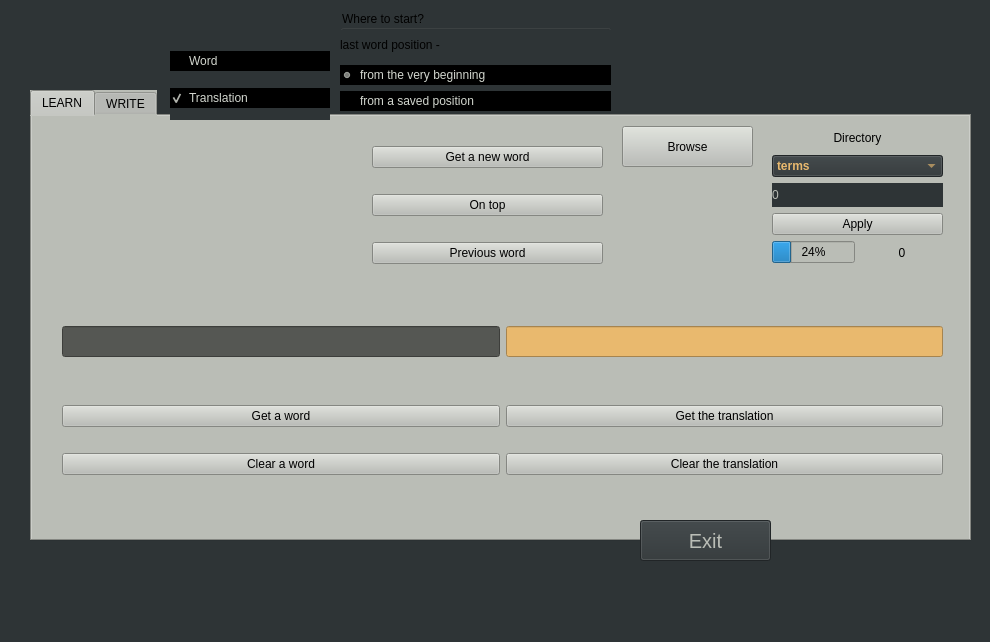
Qt form Interface.ui (MakszCsepes/LangLER) before a commit.
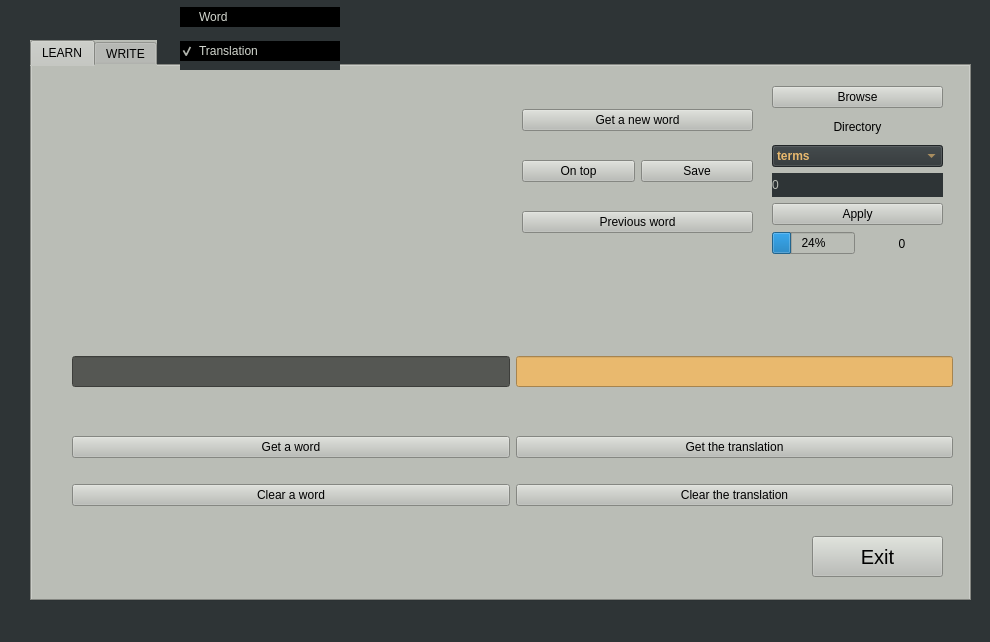
The same form after that commit. Icons and pictures are not drawn.

Commit message: - Dimensions, styling edited

The edit to the form file:
```diff
--- a/Interface.ui
+++ b/Interface.ui
@@ -24,9 +24,9 @@
     <property name="geometry">
      <rect>
       <x>30</x>
-      <y>90</y>
+      <y>40</y>
       <width>941</width>
-      <height>451</height>
+      <height>561</height>
      </rect>
     </property>
     <property name="styleSheet">
@@ -61,8 +61,8 @@
      <widget class="QWidget" name="horizontalLayoutWidget_2">
       <property name="geometry">
        <rect>
-        <x>30</x>
-        <y>190</y>
+        <x>40</x>
+        <y>270</y>
         <width>881</width>
         <height>71</height>
        </rect>
@@ -106,12 +106,41 @@
       <property name="geometry">
        <rect>
         <x>740</x>
-        <y>10</y>
+        <y>20</y>
         <width>171</width>
-        <height>138</height>
+        <height>170</height>
        </rect>
       </property>
       <layout class="QVBoxLayout" name="verticalLayout_3">
+       <item>
+        <widget class="QPushButton" name="pushButton_browse">
+         <property name="cursor">
+          <cursorShape>OpenHandCursor</cursorShape>
+         </property>
+         <property name="toolTip">
+          <string>&lt;html&gt;&lt;head/&gt;&lt;body&gt;&lt;p&gt;&lt;br/&gt;&lt;/p&gt;&lt;/body&gt;&lt;/html&gt;</string>
+         </property>
+         <property name="whatsThis">
+          <string>&lt;html&gt;&lt;head/&gt;&lt;body&gt;&lt;p&gt;lll&lt;/p&gt;&lt;/body&gt;&lt;/html&gt;</string>
+         </property>
+         <property name="accessibleDescription">
+          <string/>
+         </property>
+         <property name="styleSheet">
+          <string notr="true">background-color: rgb(238, 238, 236);
+font: 57 12pt &quot;Ubuntu&quot;;
+font-weight: bold;
+color: rgb(136, 138, 133);
+
+QPushButton::hover {
+	color: rgb(254, 0, 0);
+}</string>
+         </property>
+         <property name="text">
+          <string>Browse</string>
+         </property>
+        </widget>
+       </item>
        <item>
         <widget class="QLabel" name="label_dirname">
          <property name="text">
@@ -227,8 +256,8 @@
      <widget class="QWidget" name="gridLayoutWidget">
       <property name="geometry">
        <rect>
-        <x>30</x>
-        <y>269</y>
+        <x>40</x>
+        <y>350</y>
         <width>881</width>
         <height>111</height>
        </rect>
@@ -330,50 +359,19 @@
        </item>
       </layout>
      </widget>
-     <widget class="QPushButton" name="pushButton_browse">
-      <property name="geometry">
-       <rect>
-        <x>590</x>
-        <y>10</y>
-        <width>131</width>
-        <height>41</height>
-       </rect>
-      </property>
-      <property name="cursor">
-       <cursorShape>OpenHandCursor</cursorShape>
-      </property>
-      <property name="toolTip">
-       <string>&lt;html&gt;&lt;head/&gt;&lt;body&gt;&lt;p&gt;&lt;br/&gt;&lt;/p&gt;&lt;/body&gt;&lt;/html&gt;</string>
-      </property>
-      <property name="whatsThis">
-       <string>&lt;html&gt;&lt;head/&gt;&lt;body&gt;&lt;p&gt;lll&lt;/p&gt;&lt;/body&gt;&lt;/html&gt;</string>
-      </property>
-      <property name="accessibleDescription">
-       <string/>
-      </property>
-      <property name="styleSheet">
-       <string notr="true">background-color: rgb(238, 238, 236);
-font: 57 12pt &quot;Ubuntu&quot;;
-font-weight: bold;
-color: rgb(136, 138, 133);
-
-QPushButton::hover {
-	color: rgb(254, 0, 0);
-}</string>
-      </property>
-      <property name="text">
-       <string>Browse</string>
-      </property>
-     </widget>
      <widget class="QLabel" name="label_Image">
       <property name="geometry">
        <rect>
-        <x>30</x>
+        <x>50</x>
         <y>20</y>
-        <width>271</width>
-        <height>151</height>
+        <width>401</width>
+        <height>231</height>
        </rect>
       </property>
+      <property name="styleSheet">
+       <string notr="true">border: 2px red solid;
+</string>
+      </property>
       <property name="text">
        <string/>
       </property>
@@ -387,10 +385,10 @@
      <widget class="QWidget" name="verticalLayoutWidget_5">
       <property name="geometry">
        <rect>
-        <x>340</x>
-        <y>10</y>
+        <x>490</x>
+        <y>20</y>
         <width>231</width>
-        <height>161</height>
+        <height>171</height>
        </rect>
       </property>
       <layout class="QVBoxLayout" name="verticalLayout_4">
@@ -424,15 +422,17 @@
         </widget>
        </item>
        <item>
-        <widget class="QPushButton" name="pushButton_on_top">
-         <property name="cursor">
-          <cursorShape>OpenHandCursor</cursorShape>
-         </property>
-         <property name="accessibleDescription">
-          <string/>
-         </property>
-         <property name="styleSheet">
-          <string notr="true">background-color: rgb(46, 52, 54);
+        <layout class="QHBoxLayout" name="horizontalLayout_2">
+         <item>
+          <widget class="QPushButton" name="pushButton_on_top">
+           <property name="cursor">
+            <cursorShape>OpenHandCursor</cursorShape>
+           </property>
+           <property name="accessibleDescription">
+            <string/>
+           </property>
+           <property name="styleSheet">
+            <string notr="true">background-color: rgb(46, 52, 54);
 color: rgb(233, 185, 110);
 font: 50 13pt &quot;Ubuntu&quot;;
 font-weight: bold;
@@ -440,11 +440,36 @@
 pushButton_get_word::hover {
 	color: rgb(254, 0, 0);
 }</string>
-         </property>
-         <property name="text">
-          <string>On top</string>
-         </property>
-        </widget>
+           </property>
+           <property name="text">
+            <string>On top</string>
+           </property>
+          </widget>
+         </item>
+         <item>
+          <widget class="QPushButton" name="pushButton_save">
+           <property name="cursor">
+            <cursorShape>OpenHandCursor</cursorShape>
+           </property>
+           <property name="accessibleDescription">
+            <string/>
+           </property>
+           <property name="styleSheet">
+            <string notr="true">background-color: rgb(46, 52, 54);
+color: rgb(233, 185, 110);
+font: 50 13pt &quot;Ubuntu&quot;;
+font-weight: bold;
+
+pushButton_get_word::hover {
+	color: rgb(254, 0, 0);
+}</string>
+           </property>
+           <property name="text">
+            <string>Save</string>
+           </property>
+          </widget>
+         </item>
+        </layout>
        </item>
        <item>
         <widget class="QPushButton" name="pushButton_prev_word">
@@ -471,6 +496,23 @@
        </item>
       </layout>
      </widget>
+     <widget class="QPushButton" name="pushButton_exit">
+      <property name="geometry">
+       <rect>
+        <x>780</x>
+        <y>470</y>
+        <width>131</width>
+        <height>41</height>
+       </rect>
+      </property>
+      <property name="styleSheet">
+       <string notr="true">color: rgb(0, 0, 0);
+font-size: 20px;</string>
+      </property>
+      <property name="text">
+       <string>Exit</string>
+      </property>
+     </widget>
     </widget>
     <widget class="QWidget" name="tab_2">
      <attribute name="title">
@@ -691,30 +733,13 @@
      <zorder>tableWidget</zorder>
     </widget>
    </widget>
-   <widget class="QPushButton" name="pushButton_exit">
-    <property name="geometry">
-     <rect>
-      <x>640</x>
-      <y>520</y>
-      <width>131</width>
-      <height>41</height>
-     </rect>
-    </property>
-    <property name="styleSheet">
-     <string notr="true">color: rgb(186, 189, 182);
-font-size: 20px;</string>
-    </property>
-    <property name="text">
-     <string>Exit</string>
-    </property>
-   </widget>
    <widget class="QWidget" name="verticalLayoutWidget_2">
     <property name="geometry">
      <rect>
-      <x>170</x>
-      <y>40</y>
+      <x>180</x>
+      <y>-1</y>
       <width>160</width>
-      <height>80</height>
+      <height>71</height>
      </rect>
     </property>
     <layout class="QVBoxLayout" name="verticalLayout">
@@ -749,71 +774,6 @@
      </item>
     </layout>
    </widget>
-   <widget class="QGroupBox" name="groupBox">
-    <property name="geometry">
-     <rect>
-      <x>340</x>
-      <y>10</y>
-      <width>271</width>
-      <height>101</height>
-     </rect>
-    </property>
-    <property name="title">
-     <string>Where to start?</string>
-    </property>
-    <widget class="QWidget" name="verticalLayoutWidget_4">
-     <property name="geometry">
-      <rect>
-       <x>0</x>
-       <y>20</y>
-       <width>271</width>
-       <height>81</height>
-      </rect>
-     </property>
-     <layout class="QVBoxLayout" name="verticalLayout_6">
-      <item>
-       <widget class="QLabel" name="label_last_position">
-        <property name="text">
-         <string>last word position - </string>
-        </property>
-       </widget>
-      </item>
-      <item>
-       <widget class="QRadioButton" name="radio_from_the_beginning">
-        <property name="styleSheet">
-         <string notr="true">background-color: rgb(0, 0, 0);
-color: rgb(211, 215, 207);
-text-align: center;</string>
-        </property>
-        <property name="text">
-         <string>from the very beginning</string>
-        </property>
-        <property name="checked">
-         <bool>true</bool>
-        </property>
-        <attribute name="buttonGroup">
-         <string notr="true">buttonGroup_select_position</string>
-        </attribute>
-       </widget>
-      </item>
-      <item>
-       <widget class="QRadioButton" name="radio_from_saved_position">
-        <property name="styleSheet">
-         <string notr="true">background-color: rgb(0, 0, 0);
-color: rgb(211, 215, 207);
-text-align: center;</string>
-        </property>
-        <property name="text">
-         <string>from a saved position</string>
-        </property>
-        <attribute name="buttonGroup">
-         <string notr="true">buttonGroup_select_position</string>
-        </attribute>
-       </widget>
-      </item>
-     </layout>
-    </widget>
-   </widget>
   </widget>
   <widget class="QMenuBar" name="menubar">
    <property name="geometry">
```
Left out of the diff: 1 changed line with no effect on the pictures.
